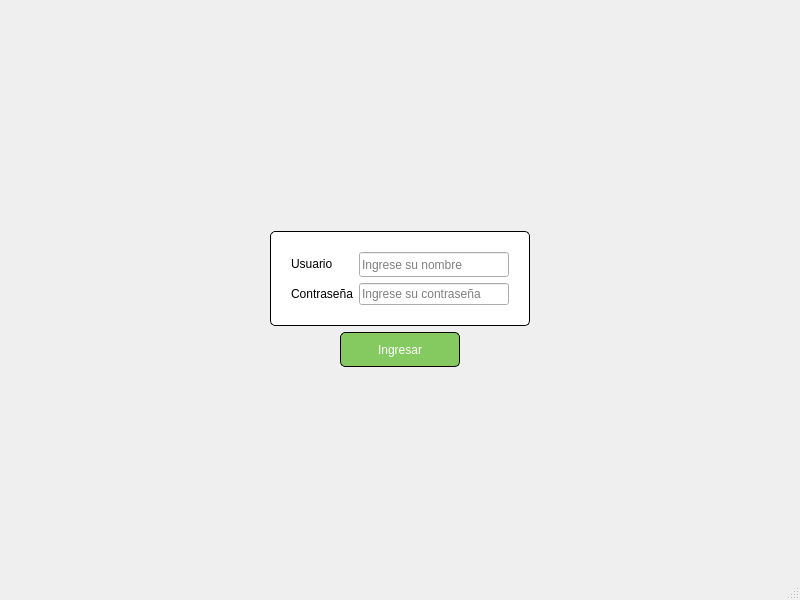
Before: the Qt Designer form login.ui in HailNicole/App_Finanzas, drawn with Qt 5.
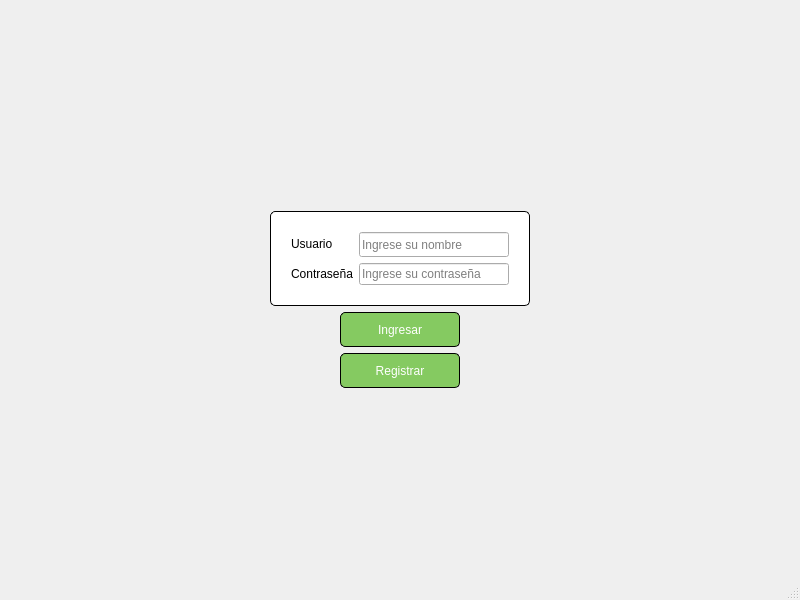
After: the same form once the commit is applied. Icons and pictures are not drawn.

Commit message: Boton Registro

Diff of the .ui file:
```diff
--- a/login.ui
+++ b/login.ui
@@ -174,6 +174,9 @@
         <property name="text">
          <string>Ingresar</string>
         </property>
+        <property name="checkable">
+         <bool>false</bool>
+        </property>
        </widget>
       </item>
       <item>
@@ -191,6 +194,59 @@
       </item>
      </layout>
     </item>
+    <item>
+     <layout class="QHBoxLayout" name="horizontalLayout_2">
+      <property name="topMargin">
+       <number>0</number>
+      </property>
+      <item>
+       <spacer name="horizontalSpacer_5">
+        <property name="orientation">
+         <enum>Qt::Horizontal</enum>
+        </property>
+        <property name="sizeHint" stdset="0">
+         <size>
+          <width>40</width>
+          <height>20</height>
+         </size>
+        </property>
+       </spacer>
+      </item>
+      <item>
+       <widget class="QPushButton" name="pushButton_2">
+        <property name="minimumSize">
+         <size>
+          <width>120</width>
+          <height>35</height>
+         </size>
+        </property>
+        <property name="styleSheet">
+         <string notr="true">border: 1px solid rgb(24, 103, 155);
+border-color: rgb(0, 0, 0);
+border-radius: 5px;
+color: white;
+background-color: rgb(133, 202, 97);</string>
+        </property>
+        <property name="text">
+         <string>Registrar</string>
+        </property>
+       </widget>
+      </item>
+      <item>
+       <spacer name="horizontalSpacer_6">
+        <property name="orientation">
+         <enum>Qt::Horizontal</enum>
+        </property>
+        <property name="sizeHint" stdset="0">
+         <size>
+          <width>40</width>
+          <height>20</height>
+         </size>
+        </property>
+       </spacer>
+      </item>
+     </layout>
+    </item>
     <item>
      <spacer name="verticalSpacer_2">
       <property name="orientation">
```
The commit also changes 6 other files.
